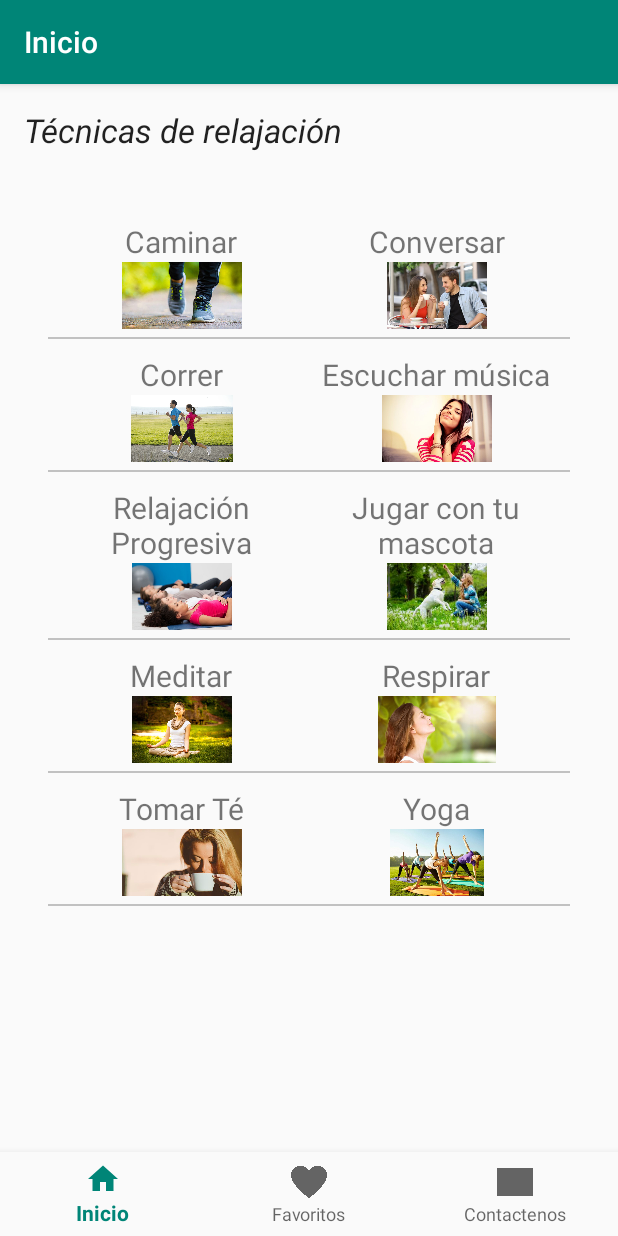
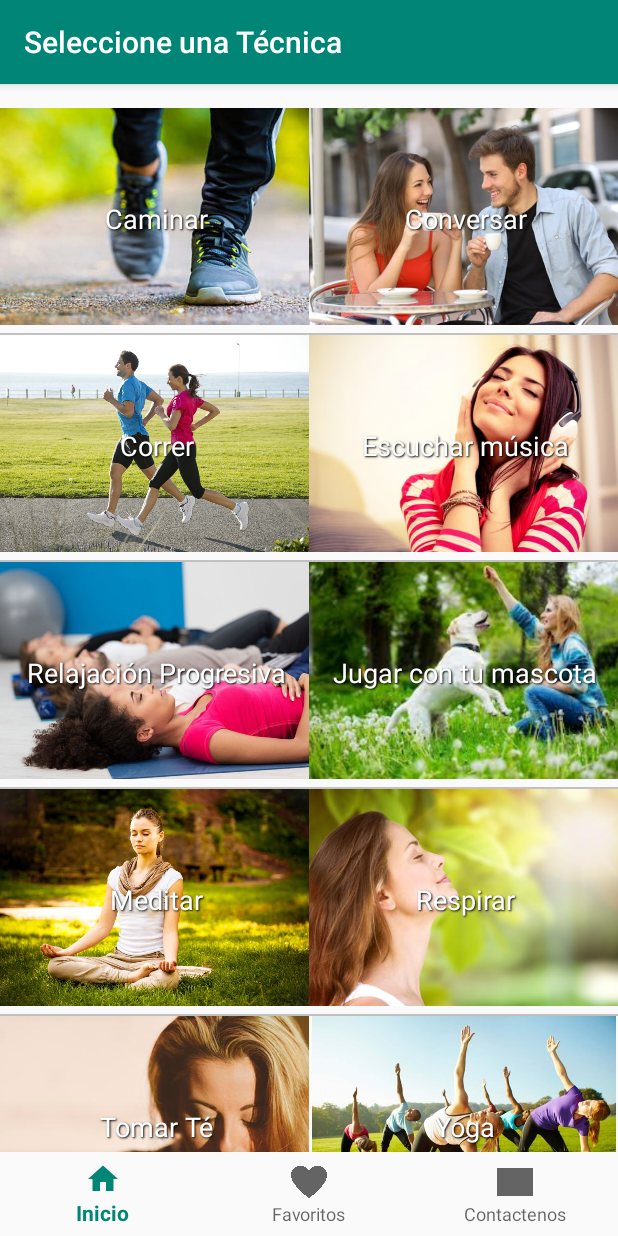
Before and after one commit to ajemmott/Relax, an Android app: the Fragmento_inicio screen opened directly, with no data from a screen before it, on a phone screen of 412 x 824 dp. Run offline under Robolectric (Android 15) with nearby library versions, the phone set to English and light mode, and no system bars.

Commit message:
cambia la función del toolbar y el estilo de algunos xml

```diff
--- a/app/src/main/AndroidManifest.xml
+++ b/app/src/main/AndroidManifest.xml
@@ -30,7 +30,7 @@
         <activity
             android:name=".Pantalla_principal"
             android:label="@string/title_activity_pantalla_principal" />
-    <!--<activity android:name=".MostrartecnicaActivity"></activity>-->
+    <activity android:name=".MostrartecnicaActivity"></activity>-->
     </application>
 
 </manifest>
--- a/app/src/main/java/com/example/jmbwb/relax/Fragmento_inicio.java
+++ b/app/src/main/java/com/example/jmbwb/relax/Fragmento_inicio.java
@@ -66,7 +66,6 @@ public class Fragmento_inicio extends Fragment {
     @Override
     public void onViewCreated(@NonNull View view, @Nullable Bundle savedInstanceState) {
         super.onViewCreated(view, savedInstanceState);
-        TextView tv_tecnicas = view.findViewById(R.id.tv_tecnicas);
         RecyclerView rv_tecnicas = view.findViewById(R.id.rv_tecnicas);
     }
 }
--- a/app/src/main/java/com/example/jmbwb/relax/LoginActivity.java
+++ b/app/src/main/java/com/example/jmbwb/relax/LoginActivity.java
@@ -35,6 +35,7 @@ public class LoginActivity extends AppCompatActivity {
                     submitUserData.putExtra("nombreUsuario",String.valueOf(et_nombre.getText().toString()));
                     submitUserData.putExtra("edadUsuario",Integer.parseInt(String.valueOf(et_edad.getText().toString())));
                     startActivity(submitUserData);
+                    finish();
                 } else {
                     Toast.makeText(getApplicationContext(),"Debes introducir los campos solicitados",Toast.LENGTH_SHORT).show();
                 }
--- a/app/src/main/java/com/example/jmbwb/relax/MainActivity.java
+++ b/app/src/main/java/com/example/jmbwb/relax/MainActivity.java
@@ -20,6 +20,7 @@ public class MainActivity extends AppCompatActivity {
             public void onClick(View view) {
                 Intent intent = new Intent(MainActivity.this, LoginActivity.class);
                 startActivity(intent);
+                finish();
             }
         });
 
--- a/app/src/main/java/com/example/jmbwb/relax/Pantalla_principal.java
+++ b/app/src/main/java/com/example/jmbwb/relax/Pantalla_principal.java
@@ -59,7 +59,7 @@ public class Pantalla_principal extends AppCompatActivity {
         navigation.setOnNavigationItemSelectedListener(mOnNavigationItemSelectedListener);
         //para cambiarle el nombre al toolbar al cambiar de item de navegacion
         toolbar = getSupportActionBar();
-        toolbar.setTitle("Inicio"); //por default
+        toolbar.setTitle("Seleccione una Técnica"); //por default
 
         //por default cargar el fragmento de inicio
         cargarFragmento(new Fragmento_inicio());
--- a/app/src/main/res/layout/activity_pantalla_principal.xml
+++ b/app/src/main/res/layout/activity_pantalla_principal.xml
@@ -7,19 +7,6 @@
     android:layout_height="match_parent"
     tools:context=".Pantalla_principal">
 
-    <FrameLayout
-        android:id="@+id/fragmentHolder"
-        android:layout_width="match_parent"
-        android:layout_height="0dp"
-        android:layout_marginStart="16dp"
-        android:layout_marginTop="16dp"
-        android:layout_marginEnd="16dp"
-        android:layout_marginBottom="8dp"
-        app:layout_constraintBottom_toBottomOf="parent"
-        app:layout_constraintEnd_toEndOf="parent"
-        app:layout_constraintStart_toStartOf="parent"
-        app:layout_constraintTop_toTopOf="parent"></FrameLayout>
-
     <android.support.design.widget.BottomNavigationView
         android:id="@+id/b_navegacion"
         android:layout_width="0dp"
@@ -28,6 +15,16 @@
         app:layout_constraintBottom_toBottomOf="parent"
         app:layout_constraintLeft_toLeftOf="parent"
         app:layout_constraintRight_toRightOf="parent"
+        app:layout_constraintTop_toBottomOf="@+id/fragmentHolder"
         app:menu="@menu/navigation" />
 
+    <FrameLayout
+        android:id="@+id/fragmentHolder"
+        android:layout_width="match_parent"
+        android:layout_height="0dp"
+        app:layout_constraintBottom_toTopOf="@+id/b_navegacion"
+        app:layout_constraintEnd_toEndOf="parent"
+        app:layout_constraintStart_toStartOf="parent"
+        app:layout_constraintTop_toTopOf="parent"></FrameLayout>
+
 </android.support.constraint.ConstraintLayout>
--- a/app/src/main/res/layout/fragmento_inicio.xml
+++ b/app/src/main/res/layout/fragmento_inicio.xml
@@ -8,35 +8,28 @@
 
     <LinearLayout
         android:id="@+id/linearLayout3"
-        android:layout_width="368dp"
+        android:layout_width="0dp"
         android:layout_height="wrap_content"
+        android:layout_marginTop="16dp"
         android:orientation="vertical"
-        tools:ignore="MissingConstraints"
-        tools:layout_editor_absoluteY="16dp">
+        app:layout_constraintEnd_toEndOf="parent"
+        app:layout_constraintStart_toStartOf="parent"
+        app:layout_constraintTop_toTopOf="parent"
+        tools:ignore="MissingConstraints">
 
-        <TextView
-            android:id="@+id/tv_tecnicas"
+        <android.support.v7.widget.RecyclerView
+            android:id="@+id/rv_tecnicas"
             android:layout_width="match_parent"
             android:layout_height="wrap_content"
-            android:fontFamily="sans-serif"
-            android:text="Técnicas de relajación"
-            android:textAllCaps="false"
-            android:textAppearance="@style/TextAppearance.AppCompat.Large"
-            android:textStyle="italic" />
-
+            android:layout_marginStart="0dp"
+            android:layout_marginTop="0dp"
+            android:layout_marginEnd="0dp"
+            android:clipToPadding="false"
+            android:padding="0dp"
+            android:scrollbars="none"
+            app:layout_constraintEnd_toEndOf="parent"
+            app:layout_constraintStart_toStartOf="parent"
+            app:layout_constraintTop_toBottomOf="@+id/linearLayout3" />
     </LinearLayout>
 
-    <android.support.v7.widget.RecyclerView
-        android:id="@+id/rv_tecnicas"
-        android:layout_width="match_parent"
-        android:layout_height="wrap_content"
-        android:layout_marginStart="16dp"
-        android:layout_marginTop="32dp"
-        android:layout_marginEnd="16dp"
-        android:clipToPadding="false"
-        android:padding="4dp"
-        android:scrollbars="none"
-        app:layout_constraintEnd_toEndOf="parent"
-        app:layout_constraintStart_toStartOf="parent"
-        app:layout_constraintTop_toBottomOf="@+id/linearLayout3" />
 </android.support.constraint.ConstraintLayout>
--- a/app/src/main/res/layout/recyclerview_cuadritos.xml
+++ b/app/src/main/res/layout/recyclerview_cuadritos.xml
@@ -6,21 +6,26 @@
     android:layout_height="match_parent"
     android:orientation="vertical">
 
-    <TextView
-        android:id="@+id/textview"
+    <FrameLayout
         android:layout_width="match_parent"
-        android:layout_height="wrap_content"
-        android:gravity="center_horizontal"
-        android:paddingTop="10dp"
-        android:text="TextView"
-        android:textSize="20sp" />
+        android:layout_height="match_parent">
 
-    <ImageView
-        android:id="@+id/imageView"
-        android:layout_width="404dp"
-        android:layout_height="50dp"
-        android:layout_gravity="center_horizontal"
-        android:paddingBottom="5dp"
-        app:srcCompat="@drawable/page" />
+        <ImageView
+            android:id="@+id/imageView"
+            android:layout_width="300dp"
+            android:layout_height="150dp"
+            android:layout_gravity="center_horizontal"
+            android:paddingBottom="5dp"
+            app:srcCompat="@drawable/page" />
+
+        <TextView
+            android:id="@+id/textview"
+            style="@style/AudioFileInfoOverlayText"
+            android:layout_width="fill_parent"
+            android:layout_height="wrap_content"
+            android:layout_gravity="center_vertical"
+            android:gravity="center"
+            android:textSize="18sp" />
+    </FrameLayout>
 
 </LinearLayout>
--- a/app/src/main/res/values/styles.xml
+++ b/app/src/main/res/values/styles.xml
@@ -8,4 +8,15 @@
         <item name="colorAccent">@color/colorAccent</item>
     </style>
 
+    <style name="AudioFileInfoOverlayText">
+        <item name="android:paddingLeft">4px</item>
+        <item name="android:paddingBottom">4px</item>
+        <item name="android:textColor">#ffffffff</item>
+        <item name="android:textSize">12sp</item>
+        <item name="android:shadowColor">#000000</item>
+        <item name="android:shadowDx">1</item>
+        <item name="android:shadowDy">1</item>
+        <item name="android:shadowRadius">1</item>
+    </style>
+
 </resources>
```
